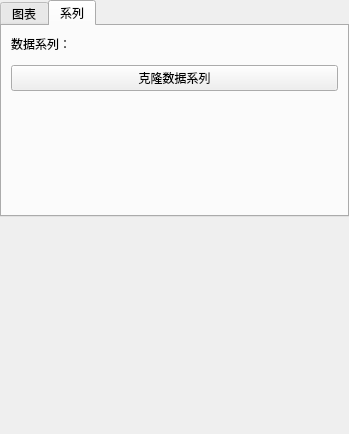
This is miniSlicer/Slicer/Modules/Loadable/Plots/Resources/UI/qSlicerPlotsModuleWidget.ui in jiaqiwang969/Slicer as Qt 5 draws it before an edit. The edited form follows.
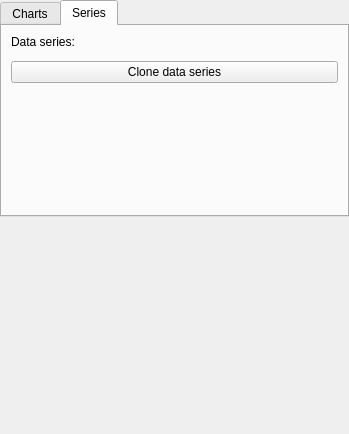
This is the edited form. The open tabs and pages were chosen to show the change. Icons and pictures are not drawn. Custom widgets are drawn as their Qt base class.

```diff
--- a/miniSlicer/Slicer/Modules/Loadable/Plots/Resources/UI/qSlicerPlotsModuleWidget.ui
+++ b/miniSlicer/Slicer/Modules/Loadable/Plots/Resources/UI/qSlicerPlotsModuleWidget.ui
@@ -42,7 +42,7 @@
      </property>
      <widget class="QWidget" name="charts">
       <attribute name="title">
-       <string>图表</string>
+       <string>Charts</string>
       </attribute>
       <layout class="QFormLayout" name="formLayout_2">
        <item row="0" column="0">
@@ -110,13 +110,13 @@
      </widget>
      <widget class="QWidget" name="series">
       <attribute name="title">
-       <string>系列</string>
+       <string>Series</string>
       </attribute>
       <layout class="QFormLayout" name="formLayout">
        <item row="0" column="0">
         <widget class="QLabel" name="PlotDataSeriesLabel">
          <property name="text">
-          <string>数据系列：</string>
+          <string>Data series:</string>
          </property>
         </widget>
        </item>
@@ -138,7 +138,7 @@
        <item row="2" column="0" colspan="2">
         <widget class="ctkPushButton" name="copyPlotSeriesNodePushButton">
          <property name="text">
-          <string>克隆数据系列</string>
+          <string>Clone data series</string>
          </property>
         </widget>
        </item>
```
Left out of the diff: 21 changed lines with no effect on the pictures.
